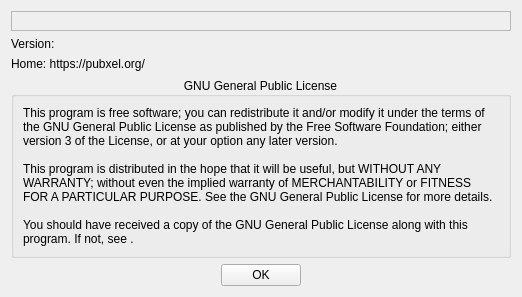
Before: the Qt Designer form ui/about.ui in crossing96/Pub-Xel, drawn with Qt 5.
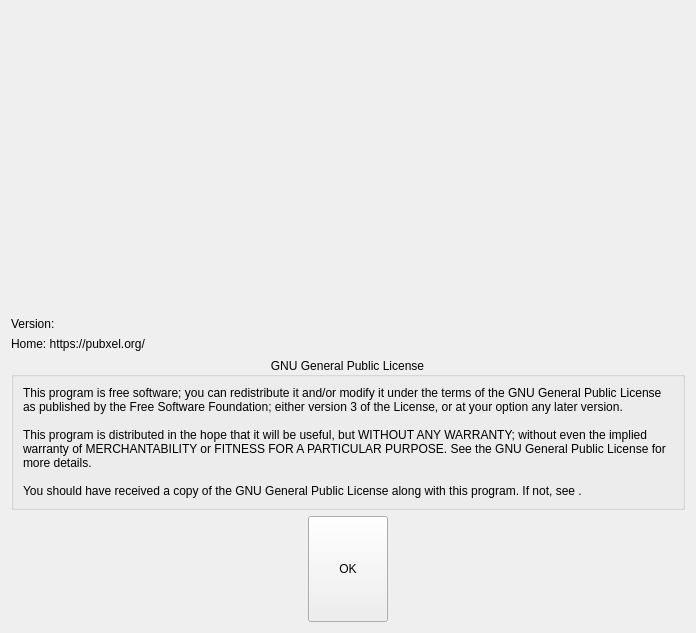
After: the same form once the commit is applied.

Diff of the .ui file:
```diff
--- a/ui/about.ui
+++ b/ui/about.ui
@@ -6,8 +6,8 @@
    <rect>
     <x>0</x>
     <y>0</y>
-    <width>520</width>
-    <height>297</height>
+    <width>696</width>
+    <height>633</height>
    </rect>
   </property>
   <property name="sizePolicy">
@@ -24,13 +24,38 @@
     <layout class="QVBoxLayout" name="verticalLayout">
      <item>
       <widget class="QFrame" name="frame_logo">
+       <property name="minimumSize">
+        <size>
+         <width>0</width>
+         <height>300</height>
+        </size>
+       </property>
        <property name="frameShape">
-        <enum>QFrame::StyledPanel</enum>
+        <enum>QFrame::NoFrame</enum>
        </property>
        <property name="frameShadow">
-        <enum>QFrame::Raised</enum>
+        <enum>QFrame::Plain</enum>
        </property>
-       <layout class="QGridLayout" name="gridLayout_image"/>
+       <property name="lineWidth">
+        <number>0</number>
+       </property>
+       <layout class="QGridLayout" name="gridLayout_image">
+        <property name="leftMargin">
+         <number>0</number>
+        </property>
+        <property name="topMargin">
+         <number>0</number>
+        </property>
+        <property name="rightMargin">
+         <number>0</number>
+        </property>
+        <property name="bottomMargin">
+         <number>0</number>
+        </property>
+        <property name="spacing">
+         <number>0</number>
+        </property>
+       </layout>
       </widget>
      </item>
      <item>
```
